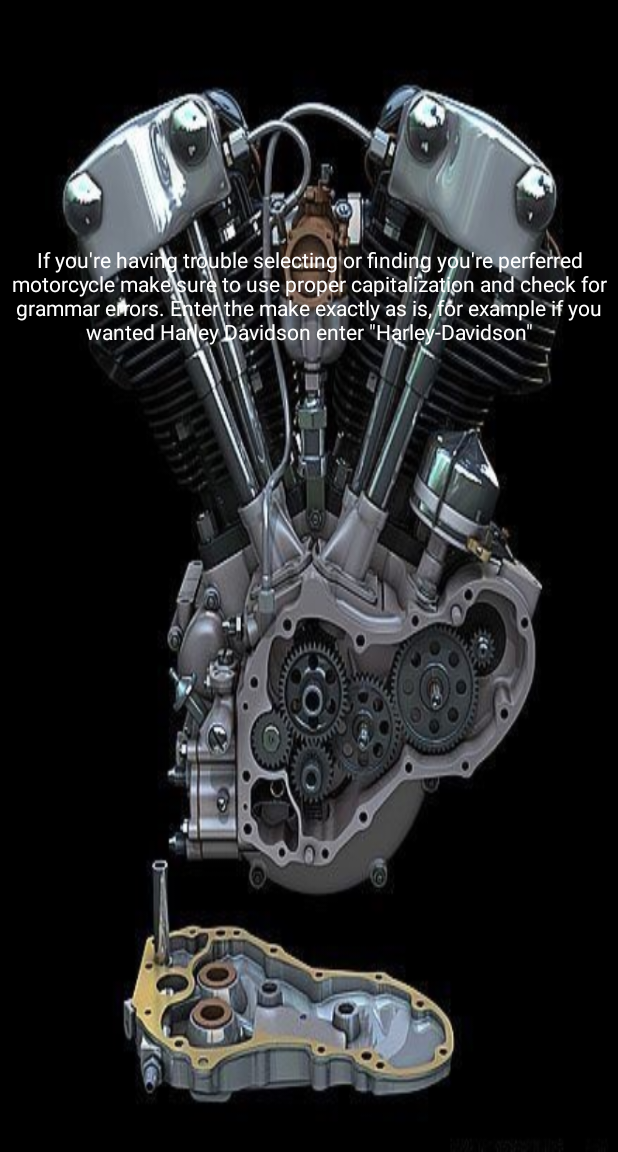
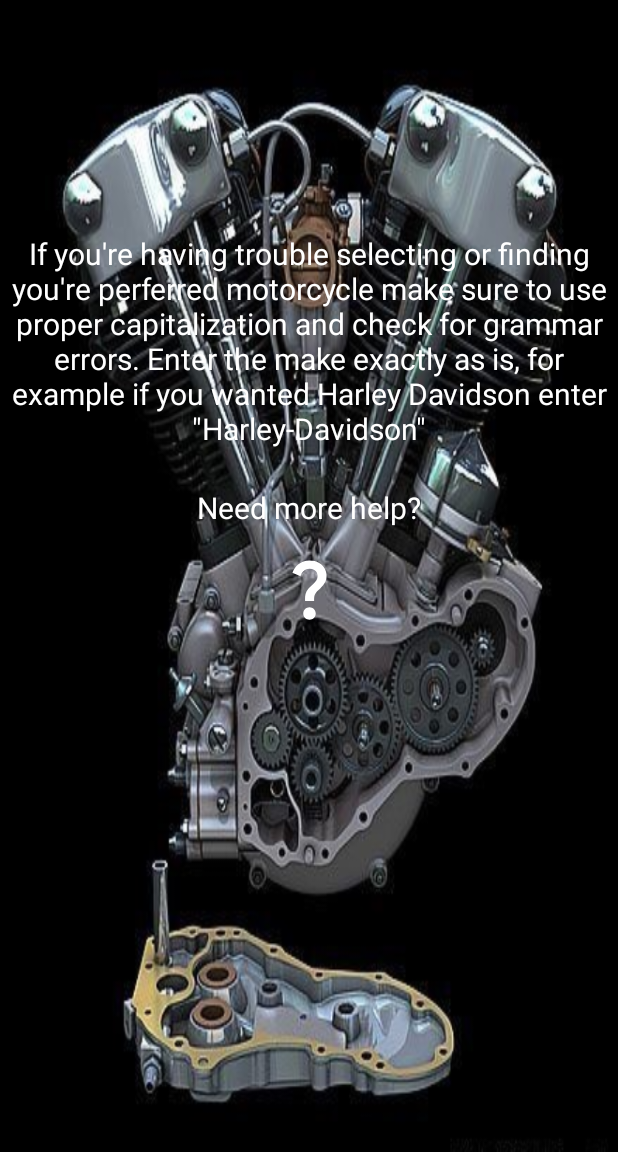
Before and after one commit to BD103875/FinalProject, an Android app: the helpFragment screen opened through its navigation route, on a phone screen of 412 x 824 dp, the part 84-1236 px from its top. Run offline under Robolectric (Android 15) with nearby library versions, the phone set to English and light mode, and no system bars; our stand-ins replace navigation-ui.

Commit message:
Minor bug fixes

```diff
--- a/app/src/main/java/com/example/finalproject/MotorcycleViewModel.kt
+++ b/app/src/main/java/com/example/finalproject/MotorcycleViewModel.kt
@@ -1,7 +1,10 @@
 package com.example.finalproject
 
+import androidx.lifecycle.LiveData
+import androidx.lifecycle.MutableLiveData
 import androidx.lifecycle.ViewModel
 
 class MotorcycleViewModel : ViewModel() {
     val message = "Need help finding your make?"
+
 }
--- /dev/null
+++ b/app/src/main/res/drawable/baseline_question_mark_24.xml
@@ -0,0 +1,5 @@
+<vector android:height="50dp" android:tint="#FFFFFF"
+    android:viewportHeight="24" android:viewportWidth="24"
+    android:width="50dp" xmlns:android="http://schemas.android.com/apk/res/android">
+    <path android:fillColor="@android:color/white" android:pathData="M11.07,12.85c0.77,-1.39 2.25,-2.21 3.11,-3.44c0.91,-1.29 0.4,-3.7 -2.18,-3.7c-1.69,0 -2.52,1.28 -2.87,2.34L6.54,6.96C7.25,4.83 9.18,3 11.99,3c2.35,0 3.96,1.07 4.78,2.41c0.7,1.15 1.11,3.3 0.03,4.9c-1.2,1.77 -2.35,2.31 -2.97,3.45c-0.25,0.46 -0.35,0.76 -0.35,2.24h-2.89C10.58,15.22 10.46,13.95 11.07,12.85zM14,20c0,1.1 -0.9,2 -2,2s-2,-0.9 -2,-2c0,-1.1 0.9,-2 2,-2S14,18.9 14,20z"/>
+</vector>
--- a/app/src/main/res/layout/fragment_help.xml
+++ b/app/src/main/res/layout/fragment_help.xml
@@ -9,12 +9,13 @@
 
 
     <TextView
-        android:id="@+id/textView"
+        android:id="@+id/helpText"
         android:layout_width="wrap_content"
         android:layout_height="wrap_content"
         android:gravity="center"
         android:text="@string/if_you_re_having_trouble_selecting_or_finding_you_re_perferred_motorcycle_make_sure_to_use_proper_capitalization_and_check_for_grammar_errors_enter_the_make_exactly_as_is_for_example_if_you_wanted_harley_davidson_enter_quot_harley_davidson_quot"
         android:textColor="#FFFFFF"
+        android:textSize="20sp"
         app:layout_constraintBottom_toTopOf="@+id/guideline8"
         app:layout_constraintEnd_toEndOf="parent"
         app:layout_constraintStart_toStartOf="parent" />
@@ -24,6 +25,28 @@
         android:layout_width="wrap_content"
         android:layout_height="wrap_content"
         android:orientation="horizontal"
-        app:layout_constraintGuide_percent="0.3" />
+        app:layout_constraintGuide_percent="0.39" />
+
+    <TextView
+        android:id="@+id/moreHelpText"
+        android:layout_width="wrap_content"
+        android:layout_height="wrap_content"
+        android:layout_marginTop="25dp"
+        android:text="@string/need_more_help"
+        android:textColor="#FFFFFF"
+        android:textSize="20sp"
+        app:layout_constraintEnd_toEndOf="parent"
+        app:layout_constraintStart_toStartOf="parent"
+        app:layout_constraintTop_toBottomOf="@+id/helpText" />
+
+    <ImageButton
+        android:id="@+id/questionButton"
+        android:layout_width="wrap_content"
+        android:layout_height="wrap_content"
+        android:layout_marginTop="15dp"
+        android:background="@drawable/baseline_question_mark_24"
+        app:layout_constraintEnd_toEndOf="@+id/moreHelpText"
+        app:layout_constraintStart_toStartOf="@+id/moreHelpText"
+        app:layout_constraintTop_toBottomOf="@+id/moreHelpText" />
 
 </androidx.constraintlayout.widget.ConstraintLayout>
--- a/app/src/main/res/values/strings.xml
+++ b/app/src/main/res/values/strings.xml
@@ -17,4 +17,5 @@
     <string name="how_we_populate_our_app">How we populate our app?</string>
     <string name="questions">Questions?</string>
     <string name="if_you_re_having_trouble_selecting_or_finding_you_re_perferred_motorcycle_make_sure_to_use_proper_capitalization_and_check_for_grammar_errors_enter_the_make_exactly_as_is_for_example_if_you_wanted_harley_davidson_enter_quot_harley_davidson_quot">If you\'re having trouble selecting or finding you\'re perferred motorcycle make sure to use proper capitalization and check for grammar errors. Enter the make exactly as is, for example if you wanted Harley Davidson enter \"Harley-Davidson\"</string>
+    <string name="need_more_help">Need more help?</string>
 </resources>
```
